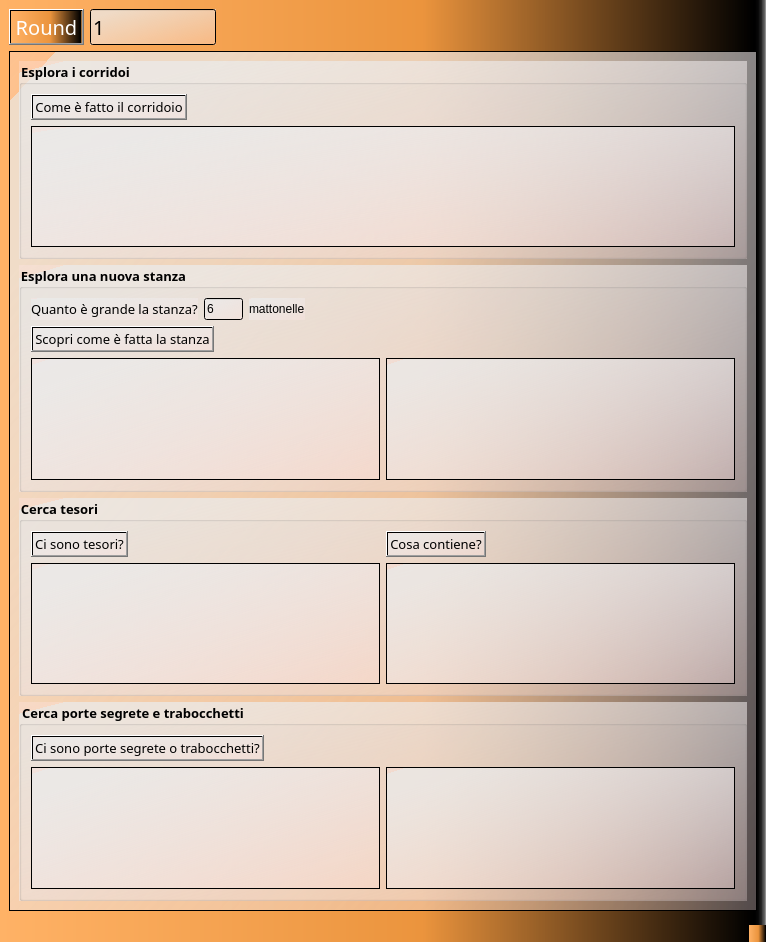
This is heroquest_legends.ui in pyarchinit/heroquest_legends as Qt 5 draws it before an edit. The edited form follows.
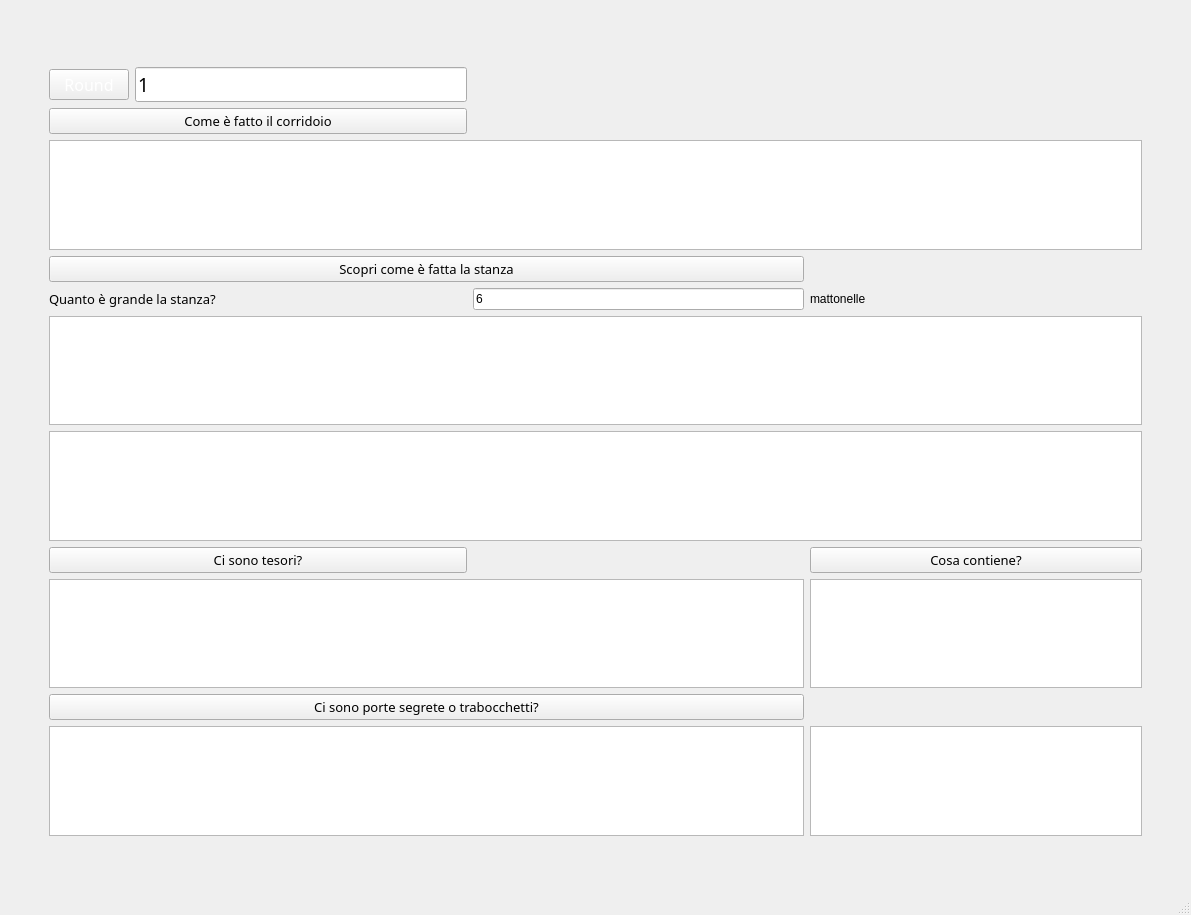
This is the edited form. Icons and pictures are not drawn.

Commit message: Added all treasures cards

Patch:
```diff
--- a/heroquest_legends.ui
+++ b/heroquest_legends.ui
@@ -6,10 +6,16 @@
    <rect>
     <x>0</x>
     <y>0</y>
-    <width>766</width>
-    <height>942</height>
+    <width>1191</width>
+    <height>915</height>
    </rect>
   </property>
+  <property name="maximumSize">
+   <size>
+    <width>1440</width>
+    <height>915</height>
+   </size>
+  </property>
   <property name="windowTitle">
    <string>Heroquest Legend's</string>
   </property>
@@ -20,19 +26,48 @@
   <property name="autoFillBackground">
    <bool>false</bool>
   </property>
-  <property name="styleSheet">
-   <string notr="true">background-color: qlineargradient(spread:pad, x1:0, y1:0, x2:1, y2:0, stop:0 rgba(255, 178, 102, 255), stop:0.55 rgba(235, 148, 61, 255), stop:0.98 rgba(0, 0, 0, 255), stop:1 rgba(0, 0, 0, 0));</string>
-  </property>
   <widget class="QWidget" name="centralwidget">
-   <layout class="QGridLayout" name="gridLayout_5">
+   <layout class="QGridLayout" name="gridLayout_2">
+    <item row="0" column="1">
+     <spacer name="verticalSpacer">
+      <property name="orientation">
+       <enum>Qt::Vertical</enum>
+      </property>
+      <property name="sizeType">
+       <enum>QSizePolicy::Fixed</enum>
+      </property>
+      <property name="sizeHint" stdset="0">
+       <size>
+        <width>20</width>
+        <height>58</height>
+       </size>
+      </property>
+     </spacer>
+    </item>
+    <item row="1" column="0">
+     <spacer name="horizontalSpacer">
+      <property name="orientation">
+       <enum>Qt::Horizontal</enum>
+      </property>
+      <property name="sizeType">
+       <enum>QSizePolicy::Fixed</enum>
+      </property>
+      <property name="sizeHint" stdset="0">
+       <size>
+        <width>40</width>
+        <height>20</height>
+       </size>
+      </property>
+     </spacer>
+    </item>
+    <item row="1" column="1">
+     <layout class="QGridLayout" name="gridLayout">
     <item row="0" column="0">
-     <layout class="QHBoxLayout" name="horizontalLayout_11">
-      <item>
        <widget class="QPushButton" name="pushButton_round">
         <property name="font">
          <font>
           <family>Viner Hand ITC</family>
-          <pointsize>15</pointsize>
+          <pointsize>12</pointsize>
          </font>
         </property>
         <property name="styleSheet">
@@ -43,78 +78,23 @@
         </property>
        </widget>
       </item>
-      <item>
+      <item row="0" column="1">
        <widget class="QLineEdit" name="lineEdit_round">
         <property name="font">
          <font>
           <family>Trebuchet MS</family>
-          <pointsize>15</pointsize>
+          <pointsize>14</pointsize>
          </font>
         </property>
         <property name="styleSheet">
-         <string notr="true">background-color: qlineargradient(spread:repeat, x1:0.064, y1:0, x2:1, y2:1, stop:0.104478 rgba(235, 235, 235, 189), stop:1 rgba(255, 228, 228, 83));</string>
+         <string notr="true"/>
         </property>
         <property name="text">
          <string>1</string>
         </property>
        </widget>
       </item>
-      <item>
-       <spacer name="horizontalSpacer_7">
-        <property name="orientation">
-         <enum>Qt::Horizontal</enum>
-        </property>
-        <property name="sizeHint" stdset="0">
-         <size>
-          <width>608</width>
-          <height>20</height>
-         </size>
-        </property>
-       </spacer>
-      </item>
-     </layout>
-    </item>
-    <item row="1" column="0">
-     <widget class="QFrame" name="frame">
-      <property name="minimumSize">
-       <size>
-        <width>744</width>
-        <height>811</height>
-       </size>
-      </property>
-      <property name="styleSheet">
-       <string notr="true">background-color: qlineargradient(spread:repeat, x1:0.064, y1:0, x2:1, y2:1, stop:0.104478 rgba(235, 235, 235, 189), stop:1 rgba(255, 228, 228, 83));</string>
-      </property>
-      <property name="frameShape">
-       <enum>QFrame::StyledPanel</enum>
-      </property>
-      <property name="frameShadow">
-       <enum>QFrame::Raised</enum>
-      </property>
-      <layout class="QGridLayout" name="gridLayout">
-       <item row="0" column="0">
-        <widget class="QGroupBox" name="groupBox_corridoi">
-         <property name="font">
-          <font>
-           <family>Viner Hand ITC</family>
-           <pointsize>10</pointsize>
-           <weight>75</weight>
-           <bold>true</bold>
-          </font>
-         </property>
-         <property name="autoFillBackground">
-          <bool>false</bool>
-         </property>
-         <property name="styleSheet">
-          <string notr="true">background-color: qlineargradient(spread:repeat, x1:0.064, y1:0, x2:1, y2:1, stop:0.104478 rgba(235, 235, 235, 189), stop:1 rgba(255, 228, 228, 83));</string>
-         </property>
-         <property name="title">
-          <string>Esplora i corridoi</string>
-         </property>
-         <layout class="QVBoxLayout" name="verticalLayout">
-          <item>
-           <layout class="QHBoxLayout" name="horizontalLayout">
-            <item>
+      <item row="1" column="0" colspan="2">
              <widget class="QPushButton" name="pushButton_aisles">
               <property name="font">
                <font>
@@ -129,52 +109,24 @@
               </property>
              </widget>
             </item>
-            <item>
-             <spacer name="horizontalSpacer_2">
-              <property name="orientation">
-               <enum>Qt::Horizontal</enum>
-              </property>
-              <property name="sizeHint" stdset="0">
-               <size>
-                <width>618</width>
-                <height>20</height>
-               </size>
-              </property>
-             </spacer>
-            </item>
-           </layout>
-          </item>
-          <item>
-           <layout class="QHBoxLayout" name="horizontalLayout_2">
-            <item>
-             <widget class="QPlainTextEdit" name="plainTextEdit_aisles"/>
-            </item>
-           </layout>
-          </item>
-         </layout>
-        </widget>
-       </item>
-       <item row="1" column="0">
-        <widget class="QGroupBox" name="groupBox_rooms_2">
+      <item row="2" column="0" colspan="4">
+       <widget class="QTextEdit" name="textEdit_aisles"/>
+      </item>
+      <item row="3" column="0" colspan="3">
+       <widget class="QPushButton" name="pushButton_rooms">
          <property name="font">
           <font>
            <family>Viner Hand ITC</family>
            <pointsize>10</pointsize>
-           <weight>75</weight>
-           <bold>true</bold>
-          </font>
-         </property>
-         <property name="styleSheet">
-          <string notr="true">background-color: qlineargradient(spread:repeat, x1:0.064, y1:0, x2:1, y2:1, stop:0.104478 rgba(235, 235, 235, 189), stop:1 rgba(255, 228, 228, 83));</string>
-         </property>
-         <property name="title">
-          <string>Esplora una nuova stanza</string>
-         </property>
-         <layout class="QGridLayout" name="gridLayout_4">
-          <item row="0" column="0">
-           <layout class="QHBoxLayout" name="horizontalLayout_12">
-            <item>
-             <widget class="QLabel" name="label_room_3">
+         </font>
+        </property>
+        <property name="text">
+         <string>Scopri come è fatta la stanza</string>
+        </property>
+       </widget>
+      </item>
+      <item row="4" column="0" colspan="2">
+       <widget class="QLabel" name="label_room_1">
               <property name="font">
                <font>
                 <family>Viner Hand ITC</family>
@@ -189,109 +141,27 @@
               </property>
              </widget>
             </item>
-            <item>
-             <widget class="QLineEdit" name="lineEdit_room_dimension_2">
+      <item row="4" column="2">
+       <widget class="QLineEdit" name="lineEdit_room_dimension">
               <property name="text">
                <string>6</string>
               </property>
              </widget>
             </item>
-            <item>
-             <widget class="QLabel" name="label_room_4">
+      <item row="4" column="3">
+       <widget class="QLabel" name="label_room_2">
               <property name="text">
                <string>mattonelle</string>
               </property>
              </widget>
             </item>
-            <item>
-             <spacer name="horizontalSpacer_11">
-              <property name="orientation">
-               <enum>Qt::Horizontal</enum>
-              </property>
-              <property name="sizeHint" stdset="0">
-               <size>
-                <width>498</width>
-                <height>20</height>
-               </size>
-              </property>
-             </spacer>
-            </item>
-           </layout>
-          </item>
-          <item row="1" column="0">
-           <layout class="QHBoxLayout" name="horizontalLayout_13">
-            <item>
-             <widget class="QPushButton" name="pushButton_rooms_2">
-              <property name="font">
-               <font>
-                <family>Viner Hand ITC</family>
-                <pointsize>10</pointsize>
-               </font>
-              </property>
-              <property name="text">
-               <string>Scopri come è fatta la stanza</string>
-              </property>
-             </widget>
-            </item>
-            <item>
-             <spacer name="horizontalSpacer_12">
-              <property name="orientation">
-               <enum>Qt::Horizontal</enum>
-              </property>
-              <property name="sizeHint" stdset="0">
-               <size>
-                <width>618</width>
-                <height>20</height>
-               </size>
-              </property>
-             </spacer>
-            </item>
-           </layout>
-          </item>
-          <item row="2" column="0">
-           <layout class="QHBoxLayout" name="horizontalLayout_14">
-            <item>
-             <widget class="QPlainTextEdit" name="plainTextEdit_monsters_2"/>
-            </item>
-            <item>
-             <widget class="QPlainTextEdit" name="plainTextEdit_room_description_2">
-              <property name="plainText">
-               <string/>
-              </property>
-             </widget>
-            </item>
-           </layout>
-          </item>
-         </layout>
-        </widget>
-       </item>
-       <item row="2" column="0">
-        <widget class="QGroupBox" name="groupBox_treasures">
-         <property name="font">
-          <font>
-           <family>Viner Hand ITC</family>
-           <pointsize>10</pointsize>
-           <weight>75</weight>
-           <bold>true</bold>
-          </font>
-         </property>
-         <property name="autoFillBackground">
-          <bool>false</bool>
-         </property>
-         <property name="styleSheet">
-          <string notr="true">background-color: qlineargradient(spread:repeat, x1:0.064, y1:0, x2:1, y2:1, stop:0.104478 rgba(235, 235, 235, 189), stop:1 rgba(255, 228, 228, 83));</string>
-         </property>
-         <property name="title">
-          <string>Cerca tesori</string>
-         </property>
-         <layout class="QGridLayout" name="gridLayout_2">
-          <item row="0" column="0">
-           <layout class="QHBoxLayout" name="horizontalLayout_8">
-            <item>
-             <layout class="QVBoxLayout" name="verticalLayout_2">
-              <item>
-               <layout class="QHBoxLayout" name="horizontalLayout_6">
-                <item>
+      <item row="5" column="0" colspan="4">
+       <widget class="QTextEdit" name="textEdit_room_description"/>
+      </item>
+      <item row="6" column="0" colspan="4">
+       <widget class="QTextEdit" name="textEdit_monsters"/>
+      </item>
+      <item row="7" column="0" colspan="2">
                  <widget class="QPushButton" name="pushButton_treasures_finds">
                   <property name="font">
                    <font>
@@ -304,31 +174,7 @@
                   </property>
                  </widget>
                 </item>
-                <item>
-                 <spacer name="horizontalSpacer_8">
-                  <property name="orientation">
-                   <enum>Qt::Horizontal</enum>
-                  </property>
-                  <property name="sizeHint" stdset="0">
-                   <size>
-                    <width>138</width>
-                    <height>20</height>
-                   </size>
-                  </property>
-                 </spacer>
-                </item>
-               </layout>
-              </item>
-              <item>
-               <widget class="QPlainTextEdit" name="plainTextEdit_treasures_finder"/>
-              </item>
-             </layout>
-            </item>
-            <item>
-             <layout class="QVBoxLayout" name="verticalLayout_3">
-              <item>
-               <layout class="QHBoxLayout" name="horizontalLayout_7">
-                <item>
+      <item row="7" column="3">
                  <widget class="QPushButton" name="pushButton_treasures_description">
                   <property name="font">
                    <font>
@@ -341,56 +187,13 @@
                   </property>
                  </widget>
                 </item>
-                <item>
-                 <spacer name="horizontalSpacer_9">
-                  <property name="orientation">
-                   <enum>Qt::Horizontal</enum>
-                  </property>
-                  <property name="sizeHint" stdset="0">
-                   <size>
-                    <width>40</width>
-                    <height>20</height>
-                   </size>
-                  </property>
-                 </spacer>
-                </item>
-               </layout>
-              </item>
-              <item>
-               <widget class="QPlainTextEdit" name="plainTextEdit_treasures_description"/>
-              </item>
-             </layout>
-            </item>
-           </layout>
-          </item>
-         </layout>
-        </widget>
-       </item>
-       <item row="3" column="0">
-        <widget class="QGroupBox" name="groupBox_traps_and_secret_doors">
-         <property name="font">
-          <font>
-           <family>Viner Hand ITC</family>
-           <pointsize>10</pointsize>
-           <weight>75</weight>
-           <bold>true</bold>
-          </font>
-         </property>
-         <property name="autoFillBackground">
-          <bool>false</bool>
-         </property>
-         <property name="styleSheet">
-          <string notr="true">background-color: qlineargradient(spread:repeat, x1:0.064, y1:0, x2:1, y2:1, stop:0.104478 rgba(235, 235, 235, 189), stop:1 rgba(255, 228, 228, 83));</string>
-         </property>
-         <property name="title">
-          <string>Cerca porte segrete e trabocchetti</string>
-         </property>
-         <layout class="QGridLayout" name="gridLayout_3">
-          <item row="0" column="0">
-           <layout class="QVBoxLayout" name="verticalLayout_4">
-            <item>
-             <layout class="QHBoxLayout" name="horizontalLayout_9">
-              <item>
+      <item row="8" column="0" colspan="3">
+       <widget class="QTextEdit" name="textEdit_treasures_finder"/>
+      </item>
+      <item row="8" column="3">
+       <widget class="QTextEdit" name="textEdit_treasures_description"/>
+      </item>
+      <item row="9" column="0" colspan="3">
                <widget class="QPushButton" name="pushButton_traps_and_secret_doors_finder">
                 <property name="font">
                  <font>
@@ -406,38 +209,45 @@
                 </property>
                </widget>
               </item>
-              <item>
-               <spacer name="horizontalSpacer_10">
+      <item row="10" column="0" colspan="3">
+       <widget class="QTextEdit" name="textEdit_secret_doors"/>
+      </item>
+      <item row="10" column="3">
+       <widget class="QTextEdit" name="textEdit_traps"/>
+      </item>
+     </layout>
+    </item>
+    <item row="1" column="2">
+     <spacer name="horizontalSpacer_2">
                 <property name="orientation">
                  <enum>Qt::Horizontal</enum>
                 </property>
+      <property name="sizeType">
+       <enum>QSizePolicy::Fixed</enum>
+      </property>
                 <property name="sizeHint" stdset="0">
                  <size>
-                  <width>408</width>
+        <width>40</width>
                   <height>20</height>
                  </size>
                 </property>
                </spacer>
               </item>
-             </layout>
-            </item>
-            <item>
-             <layout class="QHBoxLayout" name="horizontalLayout_10">
-              <item>
-               <widget class="QPlainTextEdit" name="plainTextEdit_traps"/>
-              </item>
-              <item>
-               <widget class="QPlainTextEdit" name="plainTextEdit_secret_doors"/>
-              </item>
-             </layout>
-            </item>
-           </layout>
-          </item>
-         </layout>
-        </widget>
-       </item>
-      </layout>
-     </widget>
+    <item row="2" column="1">
+     <spacer name="verticalSpacer_2">
+      <property name="orientation">
+       <enum>Qt::Vertical</enum>
+      </property>
+      <property name="sizeType">
+       <enum>QSizePolicy::Fixed</enum>
+      </property>
+      <property name="sizeHint" stdset="0">
+       <size>
+        <width>20</width>
+        <height>48</height>
+       </size>
+      </property>
+     </spacer>
     </item>
    </layout>
   </widget>
```
Left out of the diff: 2 changed lines with no effect on the pictures. Lines whose indentation alone changed are shown as unchanged. The commit also changes 6 other files.
